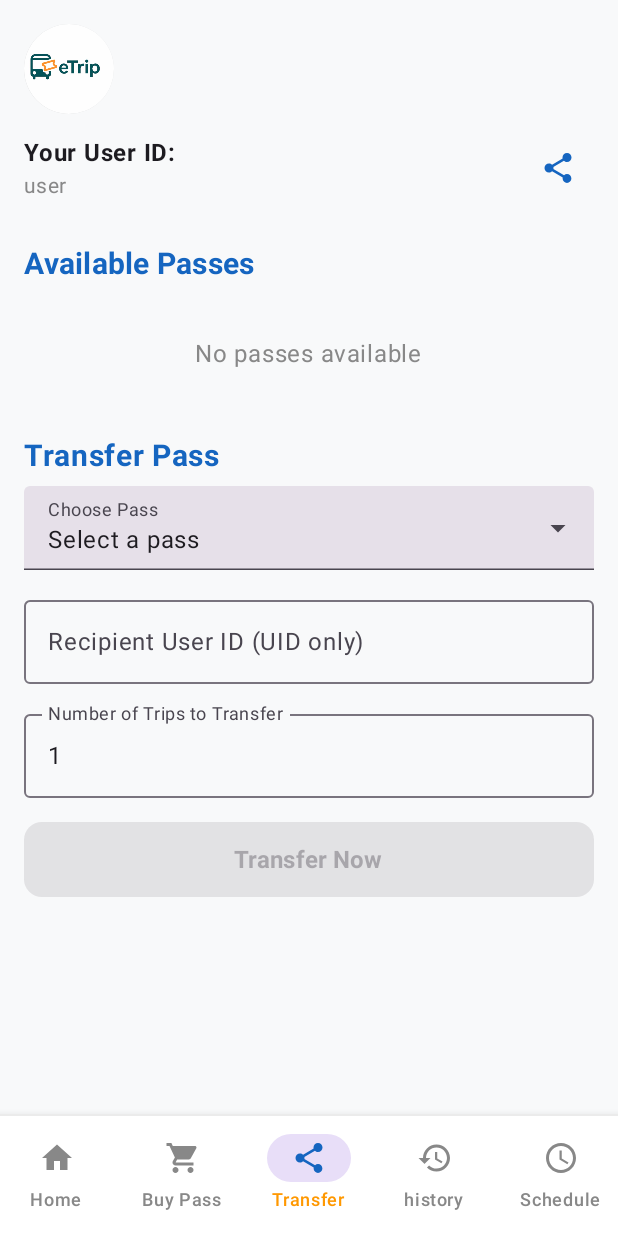
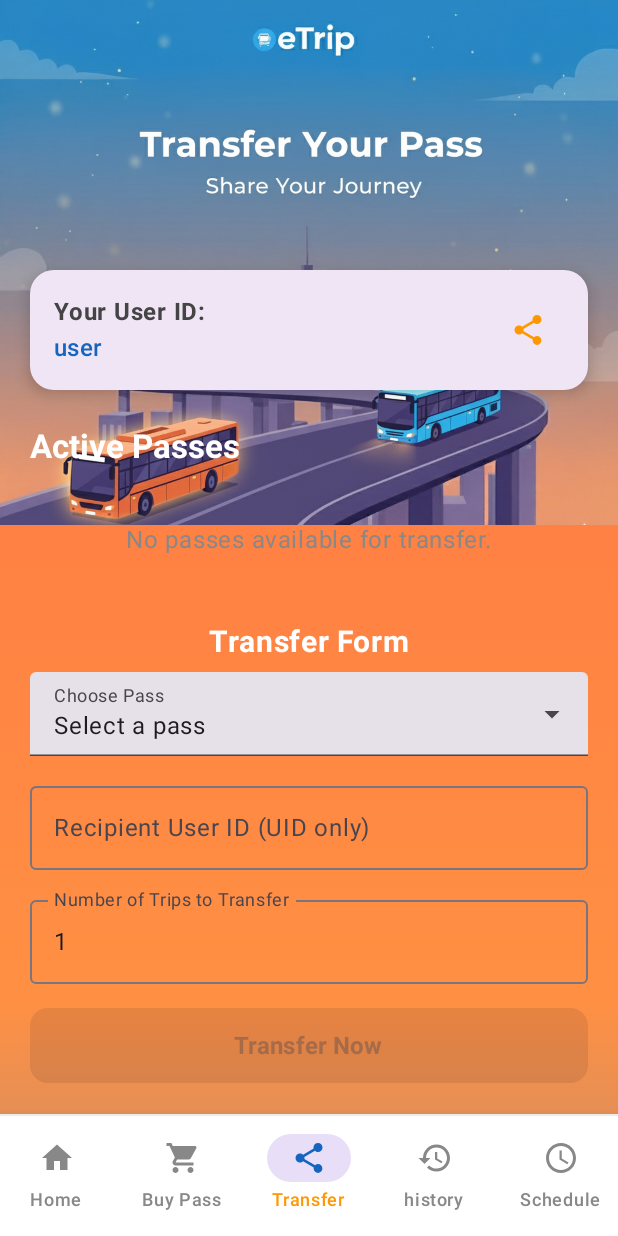
Before and after one commit to MuziiIT/etrip, an Android app built with Jetpack Compose: the TransferPassScreen screen opened through its navigation route, on a phone screen of 412 x 824 dp. Run offline under Robolectric (Android 15) with nearby library versions, the phone set to English and light mode, and no system bars; our stand-ins replace Firebase (no records; nobody signed in at launch, a user with empty details on screens opened directly); 4 statements that could not run were skipped.

Commit message:
changes transfer screen styling

```diff
--- a/app/src/main/java/triptransfer/Transferpassscreen.kt
+++ b/app/src/main/java/triptransfer/Transferpassscreen.kt
@@ -7,8 +7,9 @@ import androidx.compose.foundation.background
 import androidx.compose.foundation.layout.*
 import androidx.compose.foundation.lazy.LazyColumn
 import androidx.compose.foundation.lazy.items
-import androidx.compose.foundation.shape.CircleShape
+import androidx.compose.foundation.rememberScrollState
 import androidx.compose.foundation.shape.RoundedCornerShape
+import androidx.compose.foundation.verticalScroll
 import androidx.compose.material.icons.Icons
 import androidx.compose.material.icons.filled.Share
 import androidx.compose.material3.*
@@ -18,7 +19,6 @@ import androidx.compose.runtime.saveable.rememberSaveable
 import androidx.compose.ui.Alignment
 import androidx.compose.ui.Modifier
 import androidx.compose.ui.draw.clip
-import androidx.compose.ui.draw.shadow
 import androidx.compose.ui.graphics.Brush
 import androidx.compose.ui.graphics.Color
 import androidx.compose.ui.layout.ContentScale
@@ -32,8 +32,11 @@ import androidx.compose.ui.unit.dp
 import androidx.compose.ui.unit.sp
 import androidx.lifecycle.viewmodel.compose.viewModel
 import com.example.etrip1.R
-import com.example.etrip1.notification.NotificationService
 import kotlinx.coroutines.launch
+
+private val PrimaryBlue = Color(0xFF1565C0)
+private val AccentOrange = Color(0xFFFF9800)
+private val BackgroundLight = Color(0xFFF2F2F7)
 
 @OptIn(ExperimentalMaterial3Api::class)
 @Composable
@@ -62,43 +65,61 @@ fun TransferPassScreen(viewModel: TripTransferViewModel = viewModel()) {
         selectedPassObj = availablePasses.find { it.id == selectedPass }
     }
 
+    val integratedGradientBrush = Brush.verticalGradient(
+        colors = listOf(Color(0xFFFF7043), Color(0xFFFF9043), Color(0xFF1E88E5)),
+        endY = 2000f
+    )
+
     Scaffold(
-        snackbarHost = { SnackbarHost(snackbarHostState) }
+        snackbarHost = { SnackbarHost(snackbarHostState) },
+        containerColor = BackgroundLight
     ) { paddingValues ->
+        Box(
+            modifier = Modifier
+                .fillMaxSize()
+                .background(brush = integratedGradientBrush)
+                .padding(paddingValues)
+        ) {
+            Image(
+                painter = painterResource(id = R.drawable.transfer),
+                contentDescription = null,
+                modifier = Modifier
+                    .fillMaxWidth()
+                    .height(350.dp)
+                    .align(Alignment.TopCenter),
+                contentScale = ContentScale.Crop
+            )
+
             Column(
                 modifier = Modifier
                     .fillMaxSize()
-                .background(Color(0xFFF8F9FA))
-                .padding(paddingValues)
-                .padding(16.dp)
+                    .verticalScroll(rememberScrollState())
+                    .padding(horizontal = 20.dp),
+                horizontalAlignment = Alignment.CenterHorizontally
             ) {
-            // 🔹 Logo
-            Image(
-                painter = painterResource(id = R.drawable.logoo),
-                contentDescription = "App Logo",
-                contentScale = ContentScale.Crop,
-                modifier = Modifier
-                    .size(60.dp)
-                    .clip(CircleShape)
-                    .shadow(4.dp, CircleShape)
-                    .align(Alignment.Start)
-            )
+                Spacer(modifier = Modifier.height(180.dp))
 
-            // 🔹 User ID + Share button
+                // 🔹 USER ID CARD — replaced Copy button with Share
+                Card(
+                    modifier = Modifier.fillMaxWidth(),
+                    shape = RoundedCornerShape(16.dp),
+                    colors = CardDefaults.cardColors(containerColor = Color(0xFFF0E5F5)),
+                    elevation = CardDefaults.cardElevation(6.dp)
+                ) {
                     if (currentUserId.isNotBlank()) {
                         Row(
                             modifier = Modifier
                                 .fillMaxWidth()
-                        .padding(top = 12.dp),
+                                .padding(16.dp),
                             horizontalArrangement = Arrangement.SpaceBetween,
                             verticalAlignment = Alignment.CenterVertically
                         ) {
                             Column {
-                        Text("Your User ID:", fontWeight = FontWeight.Bold)
+                                Text("Your User ID:", fontWeight = FontWeight.Bold, color = Color.DarkGray)
                                 Text(
                                     text = currentUserId,
-                            style = MaterialTheme.typography.bodyMedium,
-                            color = Color.Gray
+                                    style = MaterialTheme.typography.titleMedium,
+                                    color = PrimaryBlue
                                 )
                             }
 
@@ -106,22 +127,24 @@ fun TransferPassScreen(viewModel: TripTransferViewModel = viewModel()) {
                                 Icon(
                                     imageVector = Icons.Default.Share,
                                     contentDescription = "Share UID",
-                            tint = Color(0xFF1565C0)
+                                    tint = AccentOrange
                                 )
                             }
                         }
-                Spacer(modifier = Modifier.height(16.dp))
+                    }
                 }
 
-            // 🔹 Available Passes
+                // 🔹 Active Passes section (unchanged)
+                Spacer(modifier = Modifier.height(24.dp))
                 Text(
-                text = "Available Passes",
-                style = MaterialTheme.typography.titleMedium.copy(
+                    text = "Active Passes",
+                    style = MaterialTheme.typography.titleLarge.copy(
                         fontWeight = FontWeight.Bold,
-                    color = Color(0xFF1565C0),
-                    fontSize = 20.sp
+                        color = Color.White
                     ),
-                modifier = Modifier.padding(top = 12.dp, bottom = 12.dp)
+                    modifier = Modifier
+                        .fillMaxWidth()
+                        .padding(bottom = 12.dp)
                 )
 
                 if (availablePasses.isEmpty()) {
@@ -131,19 +154,17 @@ fun TransferPassScreen(viewModel: TripTransferViewModel = viewModel()) {
                             .padding(24.dp),
                         contentAlignment = Alignment.Center
                     ) {
-                    Text("No passes available", color = Color.Gray)
+                        Text("No passes available for transfer.", color = Color.Gray)
                     }
                 } else {
                     LazyColumn(
                         verticalArrangement = Arrangement.spacedBy(12.dp),
                         contentPadding = PaddingValues(bottom = 12.dp),
-                    modifier = Modifier.weight(1f, fill = false)
+                        modifier = Modifier.fillMaxWidth().heightIn(max = 220.dp)
                     ) {
                         items(availablePasses) { pass ->
                             Card(
-                            modifier = Modifier
-                                .fillMaxWidth()
-                                .height(100.dp),
+                                modifier = Modifier.fillMaxWidth().height(100.dp),
                                 shape = RoundedCornerShape(16.dp),
                                 elevation = CardDefaults.cardElevation(defaultElevation = 3.dp),
                                 colors = CardDefaults.cardColors(containerColor = Color.White)
@@ -153,28 +174,20 @@ fun TransferPassScreen(viewModel: TripTransferViewModel = viewModel()) {
                                         .fillMaxSize()
                                         .background(
                                             brush = Brush.linearGradient(
-                                            colors = listOf(
-                                                Color(0xFF1565C0),
-                                                Color(0xFF1976D2)
-                                            )
-                                        )
+                                                colors = listOf(PrimaryBlue, Color(0xFF1976D2))
+                                            ),
+                                            shape = RoundedCornerShape(16.dp)
                                         )
                                 ) {
-                                // Orange side bar
                                     Box(
                                         modifier = Modifier
                                             .fillMaxHeight()
                                             .width(60.dp)
                                             .background(
                                                 brush = Brush.verticalGradient(
-                                                colors = listOf(
-                                                    Color(0xFFFF9800),
-                                                    Color(0xFFFFB74D)
-                                                )
+                                                    colors = listOf(AccentOrange, Color(0xFFFFB74D))
                                                 ),
                                                 shape = RoundedCornerShape(
-                                                topStart = 0.dp,
-                                                bottomStart = 0.dp,
                                                     topEnd = 16.dp,
                                                     bottomEnd = 16.dp
                                                 )
@@ -183,46 +196,23 @@ fun TransferPassScreen(viewModel: TripTransferViewModel = viewModel()) {
                                     )
 
                                     Row(
-                                    modifier = Modifier
-                                        .fillMaxSize()
-                                        .padding(16.dp),
+                                        modifier = Modifier.fillMaxSize().padding(16.dp),
                                         verticalAlignment = Alignment.CenterVertically,
                                         horizontalArrangement = Arrangement.SpaceBetween
                                     ) {
                                         Column {
-                                        Text(
-                                            text = pass.type.uppercase(),
-                                            color = Color.White,
-                                            fontWeight = FontWeight.Bold
-                                        )
-                                        Text(
-                                            text = "Active Pass",
-                                            color = Color.White.copy(alpha = 0.9f),
-                                            fontSize = 10.sp
-                                        )
+                                            Text(pass.type.uppercase(), color = Color.White, fontWeight = FontWeight.Bold)
+                                            Text("Active Pass", color = Color.White.copy(alpha = 0.9f), fontSize = 10.sp)
                                         }
-
                                         Box(
                                             contentAlignment = Alignment.Center,
                                             modifier = Modifier
                                                 .size(55.dp)
-                                            .background(
-                                                color = Color(0xFFFF9800),
-                                                shape = RoundedCornerShape(27.5.dp)
-                                            )
+                                                .background(color = AccentOrange, shape = RoundedCornerShape(27.5.dp))
                                         ) {
                                             Column(horizontalAlignment = Alignment.CenterHorizontally) {
-                                            Text(
-                                                text = pass.tripsRemaining.toString(),
-                                                color = Color.White,
-                                                fontWeight = FontWeight.ExtraBold,
-                                                fontSize = 18.sp
-                                            )
-                                            Text(
-                                                text = "trips",
-                                                color = Color.White,
-                                                fontSize = 8.sp
-                                            )
+                                                Text(pass.tripsRemaining.toString(), color = Color.White, fontWeight = FontWeight.ExtraBold, fontSize = 18.sp)
+                                                Text("trips", color = Color.White, fontSize = 8.sp)
                                             }
                                         }
                                     }
@@ -232,15 +222,19 @@ fun TransferPassScreen(viewModel: TripTransferViewModel = viewModel()) {
                     }
                 }
 
-            // 🔹 Transfer Form
+                // 🔹 Transfer Form (unchanged)
                 Spacer(modifier = Modifier.height(20.dp))
-            Text(
-                "Transfer Pass",
-                fontWeight = FontWeight.Bold,
-                color = Color(0xFF1565C0),
-                fontSize = 20.sp
+                Text("Transfer Form", fontWeight = FontWeight.Bold, color = Color.White, fontSize = 20.sp)
+                Spacer(modifier = Modifier.height(8.dp))
+
+                val visibleTextFieldColors = outlinedTextFieldColors(
+                    focusedTextColor = Color.Black,
+                    unfocusedLabelColor = Color.DarkGray,
+                    focusedLabelColor = PrimaryBlue,
+                    unfocusedBorderColor = Color.Gray,
+                    focusedBorderColor = PrimaryBlue,
+                    containerColor = Color(0xFFF0E5F5)
                 )
-            Spacer(modifier = Modifier.height(8.dp))
 
                 ExposedDropdownMenuBox(
                     expanded = dropdownExpanded,
@@ -251,14 +245,9 @@ fun TransferPassScreen(viewModel: TripTransferViewModel = viewModel()) {
                         onValueChange = {},
                         readOnly = true,
                         trailingIcon = { ExposedDropdownMenuDefaults.TrailingIcon(expanded = dropdownExpanded) },
-                    modifier = Modifier
-                        .menuAnchor()
-                        .fillMaxWidth(),
+                        modifier = Modifier.menuAnchor().fillMaxWidth(),
                         label = { Text("Choose Pass") },
-                    colors = outlinedTextFieldColors(
-                        focusedBorderColor = Color(0xFF1565C0),
-                        unfocusedBorderColor = Color.Gray.copy(alpha = 0.5f)
-                    )
+                        colors = visibleTextFieldColors
                     )
 
                     ExposedDropdownMenu(
@@ -285,7 +274,8 @@ fun TransferPassScreen(viewModel: TripTransferViewModel = viewModel()) {
                     onValueChange = { recipient = it },
                     label = { Text("Recipient User ID (UID only)") },
                     modifier = Modifier.fillMaxWidth(),
-                singleLine = true
+                    singleLine = true,
+                    colors = visibleTextFieldColors
                 )
 
                 Spacer(modifier = Modifier.height(12.dp))
@@ -295,7 +285,8 @@ fun TransferPassScreen(viewModel: TripTransferViewModel = viewModel()) {
                     onValueChange = { tripsToTransfer = it.filter { ch -> ch.isDigit() } },
                     label = { Text("Number of Trips to Transfer") },
                     modifier = Modifier.fillMaxWidth(),
-                singleLine = true
+                    singleLine = true,
+                    colors = visibleTextFieldColors
                 )
 
                 Spacer(modifier = Modifier.height(16.dp))
@@ -309,12 +300,10 @@ fun TransferPassScreen(viewModel: TripTransferViewModel = viewModel()) {
                             tripsToTransfer.toIntOrNull()?.let {
                                 it > 0 && it <= (selectedPassObj?.tripsRemaining ?: 0)
                             } == true && !isSubmitting,
-                modifier = Modifier
-                    .fillMaxWidth()
-                    .height(50.dp),
+                    modifier = Modifier.fillMaxWidth().height(50.dp),
                     shape = RoundedCornerShape(12.dp),
                     colors = ButtonDefaults.buttonColors(
-                    containerColor = Color(0xFF1565C0),
+                        containerColor = AccentOrange,
                         contentColor = Color.White
                     )
                 ) {
@@ -340,10 +329,12 @@ fun TransferPassScreen(viewModel: TripTransferViewModel = viewModel()) {
                             Color(0xFF2E7D32) else Color.Red
                     )
                 }
+                Spacer(modifier = Modifier.height(30.dp))
+            }
         }
     }
 
-    // 🔹 Confirm Transfer Dialog
+    // 🔹 Confirm Dialog (same)
     if (showConfirmDialog && selectedPassObj != null) {
         val tripsInt = tripsToTransfer.toIntOrNull() ?: 0
         AlertDialog(
@@ -359,33 +350,20 @@ fun TransferPassScreen(viewModel: TripTransferViewModel = viewModel()) {
                             passId = selectedPassObj!!.id,
                             trips = tripsInt
                         )
-
-                        NotificationService.showNotification(
-                            context = context,
-                            title = "Trip Transferred",
-                            message = "Your trip is successfully transferred."
-                        )
                     }
                 }) {
                     Text("Confirm")
                 }
             },
             dismissButton = {
-                TextButton(onClick = {
-                    NotificationService.showNotification(
-                        context = context,
-                        title = "Trip Transfer Cancelled",
-                        message = "Your trip is not transferred."
-                    )
-                    showConfirmDialog = false
-                }) {
+                TextButton(onClick = { showConfirmDialog = false }) {
                     Text("Cancel")
                 }
             }
         )
     }
 
-    // 🔹 Share Sheet Modal (Modern Styling)
+    // 🔹 Share Sheet Modal (from second code)
     if (showShareSheet) {
         ModalBottomSheet(
             onDismissRequest = { showShareSheet = false },
```
Lines whose indentation alone changed are shown as unchanged.
